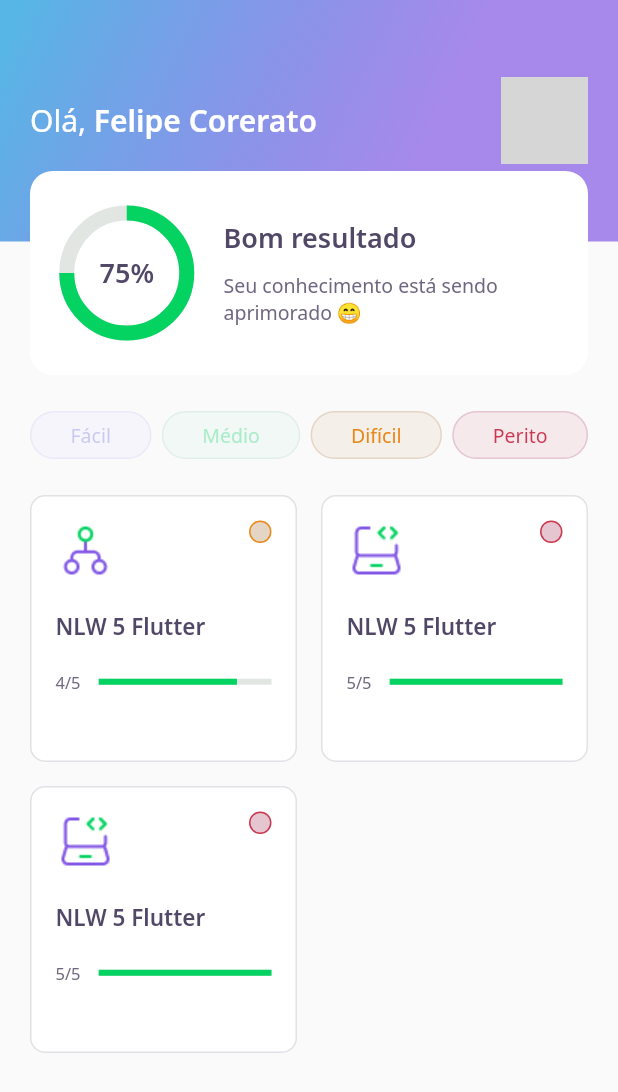
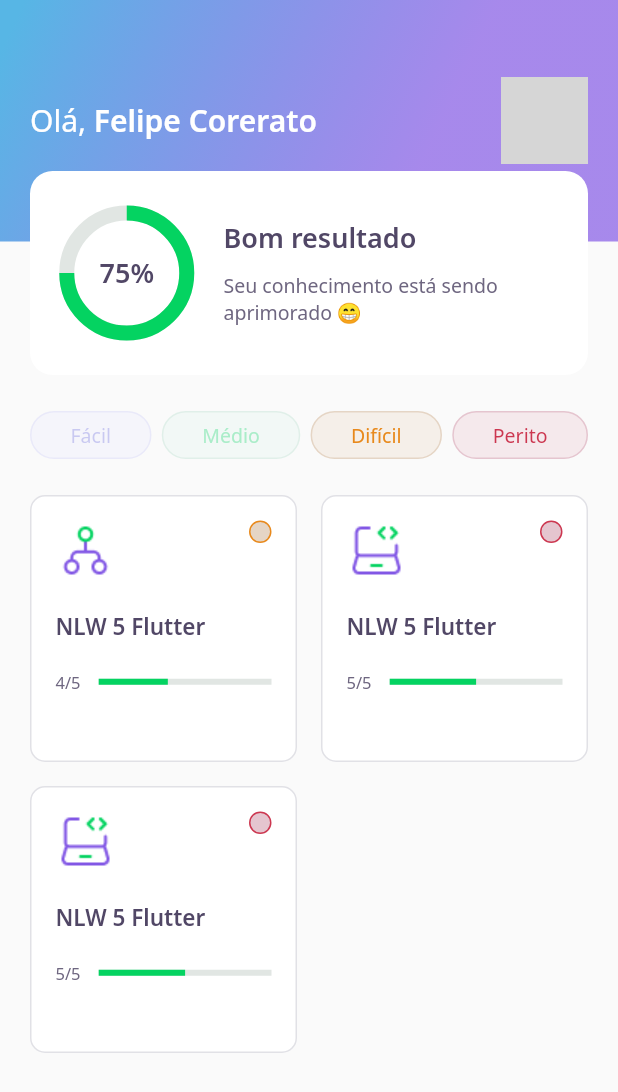
Before and after one commit to FelipeCorerato/nlw-05-dev-quiz, a Flutter app: the screen it shows after launch, after a tap on "Fácil", after a tap on "Médio", on a phone screen of 412 x 824 dp. Shown: the top 1092 px of the screen. Run offline on Flutter 3.47's test engine with Material 2 defaults, Android fonts, the phone set to English and light mode, and no system bars; our stand-ins replace google_fonts, share_plus, shimmer; accounts and stored records are empty; network calls fail; grey boxes are pictures that could not be loaded.

```diff
--- a/lib/home/widgets/quiz_card/quiz_card_widget.dart
+++ b/lib/home/widgets/quiz_card/quiz_card_widget.dart
@@ -4,7 +4,7 @@ import 'package:flutter/material.dart';
 import '../../../core/core.dart';
 import '../../../shared/widgets/progress_indicator/progress_indicator_widget.dart';
 
-class QuizCardWidget extends StatelessWidget {
+class QuizCardWidget extends StatefulWidget {
   final String title;
   final String imageName;
   final Level level;
@@ -21,6 +21,30 @@ class QuizCardWidget extends StatelessWidget {
     required this.imageName,
     required this.level,
   }) : super(key: key);
+
+  @override
+  _QuizCardWidgetState createState() => _QuizCardWidgetState();
+}
+
+class _QuizCardWidgetState extends State<QuizCardWidget>
+    with SingleTickerProviderStateMixin {
+  late AnimationController _animationController;
+  late Animation<double> _animation;
+
+  void _initAnimation() {
+    _animationController =
+        AnimationController(vsync: this, duration: Duration(seconds: 1));
+    _animation = Tween<double>(begin: 0.0, end: widget.progressRate)
+        .animate(_animationController);
+
+    _animationController.forward();
+  }
+
+  @override
+  void initState() {
+    super.initState();
+    _initAnimation();
+  }
 
   final levelColor = {
     Level.facil: {
@@ -41,13 +65,13 @@ class QuizCardWidget extends StatelessWidget {
     },
   };
 
-  Color? get color => levelColor[level]!['color'];
-  Color? get borderColor => levelColor[level]!['borderColor'];
+  Color? get color => levelColor[widget.level]!['color'];
+  Color? get borderColor => levelColor[widget.level]!['borderColor'];
 
   @override
   Widget build(BuildContext context) {
     return GestureDetector(
-      onTap: onTap,
+      onTap: widget.onTap,
       child: Container(
         padding: EdgeInsets.all(16),
         decoration: BoxDecoration(
@@ -67,7 +91,8 @@ class QuizCardWidget extends StatelessWidget {
                 Container(
                   height: 40,
                   width: 40,
-                  child: Image.asset(AppImages.getImageByName(imageName)),
+                  child:
+                      Image.asset(AppImages.getImageByName(widget.imageName)),
                 ),
                 Container(
                   height: 15,
@@ -86,7 +111,7 @@ class QuizCardWidget extends StatelessWidget {
               height: 20,
             ),
             Text(
-              title,
+              widget.title,
               style: AppTextStyles.heading15,
             ),
             SizedBox(
@@ -97,13 +122,17 @@ class QuizCardWidget extends StatelessWidget {
                 Expanded(
                   flex: 1,
                   child: Text(
-                    progress,
+                    widget.progress,
                     style: AppTextStyles.body11,
                   ),
                 ),
                 Expanded(
                   flex: 4,
-                  child: ProgressIndicatorWidget(value: progressRate),
+                  child: AnimatedBuilder(
+                    animation: _animation,
+                    builder: (context, _) =>
+                        ProgressIndicatorWidget(value: _animation.value),
+                  ),
                 ),
               ],
             )
```
Also changed, not shown: lib/challenge/widgets/question_indicator/question_indicator_widget.dart (+48 -4 lines).
